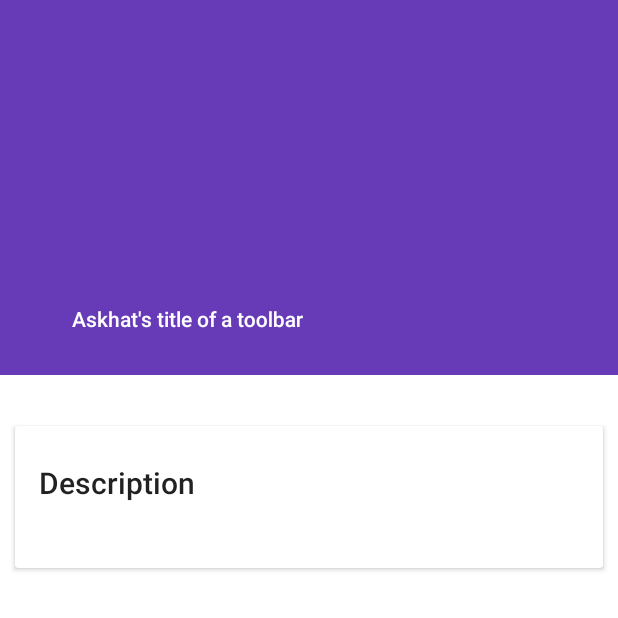
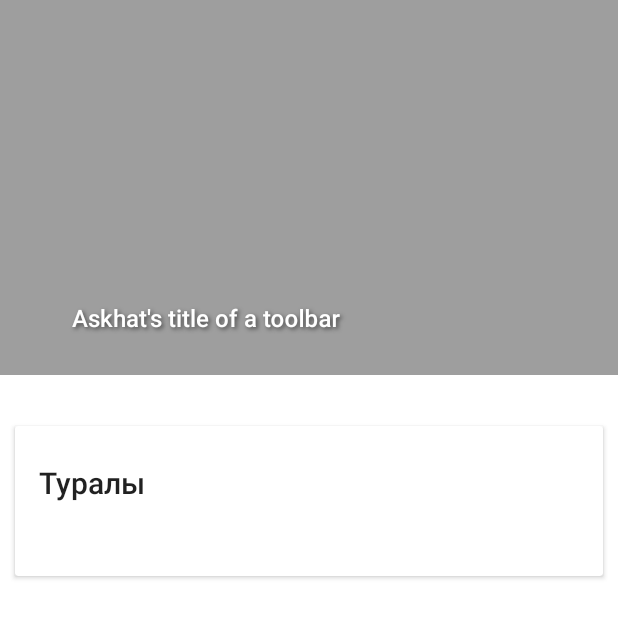
Before and after one commit to sekeww/KazakhGreatPeople, an Android app: the layout activity_about.xml on its own in the app's theme, with its tools: preview values and no code run, on a phone screen of 412 x 824 dp. Shown: the top 618 px of the screen. Run offline under Robolectric (Android 15) with nearby library versions, the phone set to English and light mode, and no system bars.

Commit message:
Commit-Color-TextAppearence 13.02.2017

```diff
--- a/app/src/main/java/kz/sekeww/www/kazakhgreatpeople/PeopleActivity.java
+++ b/app/src/main/java/kz/sekeww/www/kazakhgreatpeople/PeopleActivity.java
@@ -45,6 +45,7 @@ public class PeopleActivity extends AppCompatActivity {
         //Log.d("myLog1",peoples.get(position).getAbout()+"");
         intent.putExtra("people_txt_url",peoples.get(position).getAbout());
         intent.putExtra("image_url",peoples.get(position).getImage());
+        intent.putExtra("people_title",peoples.get(position).getTitle());
         startActivity(intent);
     }
 
--- a/app/src/main/res/layout/activity_about.xml
+++ b/app/src/main/res/layout/activity_about.xml
@@ -68,12 +68,13 @@
                     <TextView
                         android:layout_width="match_parent"
                         android:layout_height="wrap_content"
-                        android:text="Description"
+                        android:text="Туралы"
                         android:textAppearance="@style/TextAppearance.AppCompat.Title"/>
 
                     <TextView
                         android:layout_width="match_parent"
                         android:layout_height="wrap_content"
+                        android:textSize="18sp"
                         android:id="@+id/textView"/>
 
                 </LinearLayout>
--- a/app/src/main/res/values/styles.xml
+++ b/app/src/main/res/values/styles.xml
@@ -5,9 +5,9 @@
     </style>
 
     <style name="Base.Theme.DesignSupport" parent="Theme.AppCompat.Light.NoActionBar">
-        <item name="colorPrimary">#673AB7</item>
-        <item name="colorPrimaryDark">#512DA8</item>
-        <item name="colorAccent">#FF4081</item>
+        <item name="colorPrimary">@color/colorPrimary</item>
+        <item name="colorPrimaryDark">@color/colorPrimaryDark</item>
+        <item name="colorAccent">@color/colorAccent</item>
         <item name="android:windowBackground">@color/windowBackground</item>
     </style>
 
@@ -28,7 +28,11 @@
     </style>
 
     <style name="Toolbar.TitleText" parent="TextAppearance.Widget.AppCompat.Toolbar.Title">
-        <item name="android:textSize">14sp</item>
+        <item name="android:textSize">16sp</item>
+        <item name="android:shadowColor">#8c000000</item>
+        <item name="android:shadowDx">2</item>
+        <item name="android:shadowDy">2</item>
+        <item name="android:shadowRadius">3</item>
     </style>
 
 </resources>
```
Also changed, not shown: app/src/main/java/kz/sekeww/www/kazakhgreatpeople/AboutActivity.java (+20 -8 lines), app/src/main/res/values/colors.xml (+11 -11 lines).
